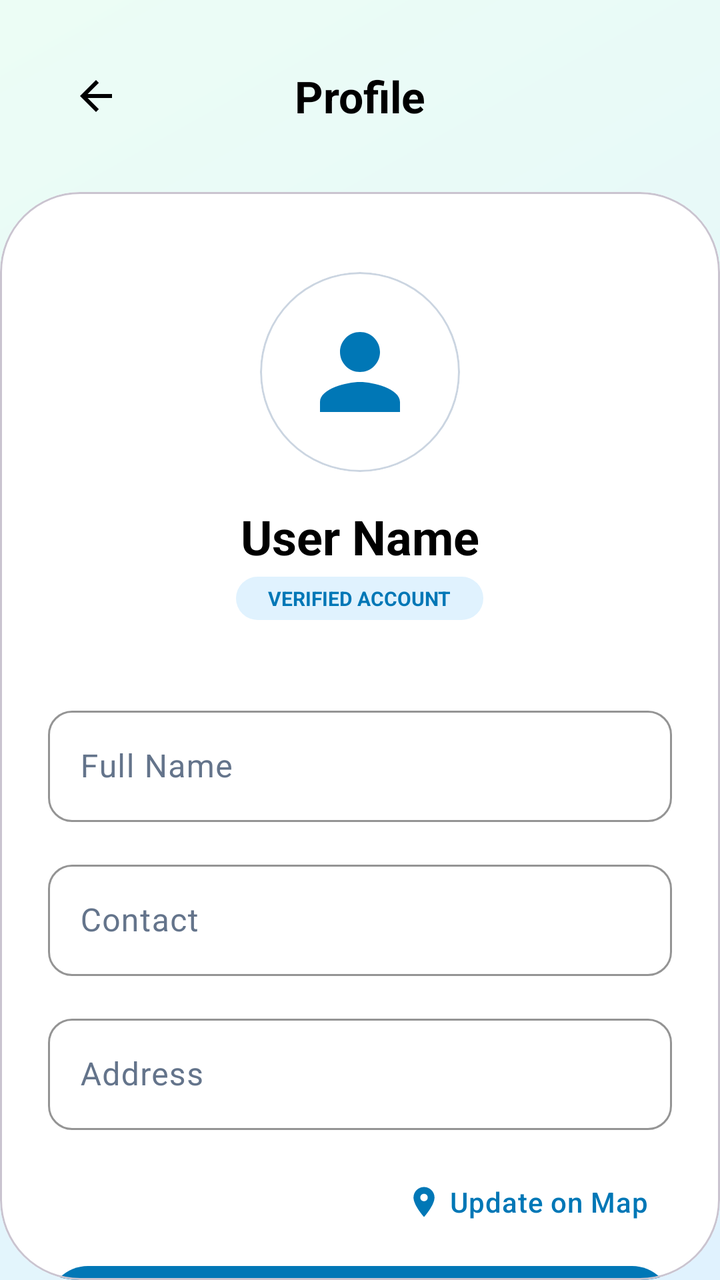
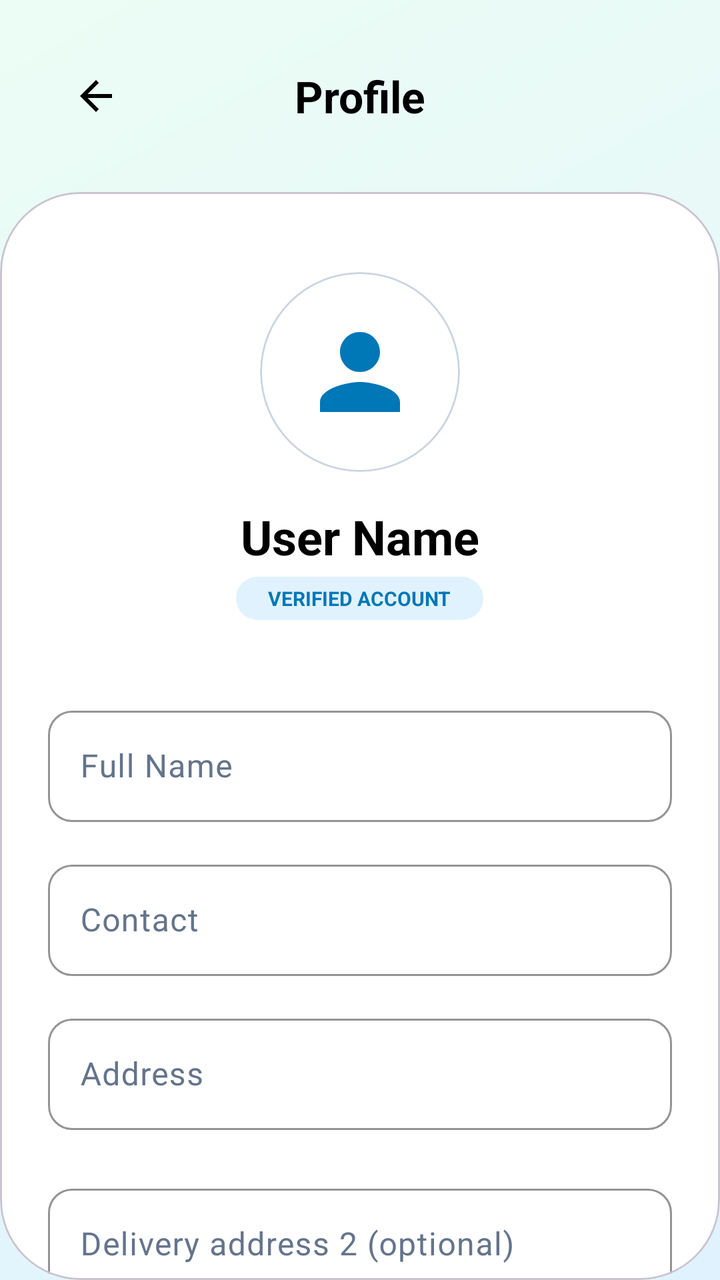

Compare the two renders of this Android layout. The source of the first and the diff that turns it into the second are given below.
<!-- AndroidManifest.xml: application theme Theme.BeAqua -->
<!-- res/layout/activity_user_profile.xml -->
<?xml version="1.0" encoding="utf-8"?>
<androidx.constraintlayout.widget.ConstraintLayout xmlns:android="http://schemas.android.com/apk/res/android"
    xmlns:app="http://schemas.android.com/apk/res-auto"
    android:layout_width="match_parent"
    android:layout_height="match_parent"
    android:background="@drawable/bg_mesh_gradient">

    
    <androidx.constraintlayout.widget.ConstraintLayout
        android:id="@+id/layoutHeaderProfile"
        android:layout_width="match_parent"
        android:layout_height="wrap_content"
        android:padding="24dp"
        app:layout_constraintTop_toTopOf="parent">

        <ImageButton
            android:id="@+id/btnBackProfile"
            android:layout_width="48dp"
            android:layout_height="48dp"
            android:background="?attr/selectableItemBackgroundBorderless"
            android:src="@drawable/ic_back"
            app:layout_constraintStart_toStartOf="parent"
            app:layout_constraintTop_toTopOf="parent"
            app:tint="@color/text_primary" />

        <TextView
            android:layout_width="wrap_content"
            android:layout_height="wrap_content"
            android:text="Profile"
            android:textColor="@color/text_primary"
            android:textSize="22sp"
            android:textStyle="bold"
            app:layout_constraintBottom_toBottomOf="@id/btnBackProfile"
            app:layout_constraintEnd_toEndOf="parent"
            app:layout_constraintStart_toStartOf="parent"
            app:layout_constraintTop_toTopOf="@id/btnBackProfile" />

    </androidx.constraintlayout.widget.ConstraintLayout>

    <com.google.android.material.card.MaterialCardView
        android:layout_width="match_parent"
        android:layout_height="0dp"
        app:cardBackgroundColor="@color/white"
        app:cardCornerRadius="40dp"
        app:cardElevation="0dp"
        app:layout_constraintBottom_toBottomOf="parent"
        app:layout_constraintTop_toBottomOf="@id/layoutHeaderProfile">

        <androidx.core.widget.NestedScrollView
            android:layout_width="match_parent"
            android:layout_height="match_parent"
            android:fillViewport="true"
            android:scrollbars="none">

            <LinearLayout
                android:layout_width="match_parent"
                android:layout_height="wrap_content"
                android:gravity="center_horizontal"
                android:orientation="vertical"
                android:padding="24dp">

                <com.google.android.material.card.MaterialCardView
                    android:id="@+id/cardProfileImage"
                    android:layout_width="100dp"
                    android:layout_height="100dp"
                    android:layout_marginTop="16dp"
                    app:cardCornerRadius="50dp"
                    app:cardElevation="0dp"
                    app:strokeWidth="1dp"
                    app:strokeColor="@color/divider">
                    <ImageView
                        android:layout_width="match_parent"
                        android:layout_height="match_parent"
                        android:padding="20dp"
                        android:src="@drawable/ic_profile"
                        app:tint="@color/primary" />
                </com.google.android.material.card.MaterialCardView>

                <TextView
                    android:id="@+id/tvDisplayUserName"
                    android:layout_width="wrap_content"
                    android:layout_height="wrap_content"
                    android:layout_marginTop="16dp"
                    android:text="User Name"
                    android:textColor="@color/text_primary"
                    android:textSize="24sp"
                    android:textStyle="bold" />

                <TextView
                    android:layout_width="wrap_content"
                    android:layout_height="wrap_content"
                    android:layout_marginTop="4dp"
                    android:background="@drawable/bg_pill_status"
                    android:backgroundTint="@color/sky_blue_light"
                    android:paddingHorizontal="16dp"
                    android:paddingVertical="4dp"
                    android:text="VERIFIED ACCOUNT"
                    android:textColor="@color/primary"
                    android:textSize="10sp"
                    android:textStyle="bold" />

                <LinearLayout
                    android:layout_width="match_parent"
                    android:layout_height="wrap_content"
                    android:layout_marginTop="40dp"
                    android:orientation="vertical">

                    <com.google.android.material.textfield.TextInputLayout
                        style="@style/AppTextInputLayout"
                        android:layout_width="match_parent"
                        android:layout_height="wrap_content"
                        android:layout_marginBottom="16dp"
                        android:hint="Full Name">
                        <com.google.android.material.textfield.TextInputEditText
                            android:id="@+id/etName"
                            android:layout_width="match_parent"
                            android:layout_height="wrap_content"
                            android:inputType="textPersonName" />
                    </com.google.android.material.textfield.TextInputLayout>

                    <com.google.android.material.textfield.TextInputLayout
                        style="@style/AppTextInputLayout"
                        android:layout_width="match_parent"
                        android:layout_height="wrap_content"
                        android:layout_marginBottom="16dp"
                        android:hint="Contact">
                        <com.google.android.material.textfield.TextInputEditText
                            android:id="@+id/etContact"
                            android:layout_width="match_parent"
                            android:layout_height="wrap_content"
                            android:inputType="phone" />
                    </com.google.android.material.textfield.TextInputLayout>

                    <com.google.android.material.textfield.TextInputLayout
                        style="@style/AppTextInputLayout"
                        android:layout_width="match_parent"
                        android:layout_height="wrap_content"
                        android:layout_marginBottom="12dp"
                        android:hint="Address">
                        <com.google.android.material.textfield.TextInputEditText
                            android:id="@+id/etAddress"
                            android:layout_width="match_parent"
                            android:layout_height="wrap_content"
                            android:inputType="textPostalAddress" />
                    </com.google.android.material.textfield.TextInputLayout>

                    <com.google.android.material.button.MaterialButton
                        android:id="@+id/btnSetLocation"
                        style="@style/Widget.Material3.Button.TextButton"
                        android:layout_width="wrap_content"
                        android:layout_height="wrap_content"
                        android:layout_gravity="end"
                        android:text="Update on Map"
                        android:textAllCaps="false"
                        app:icon="@drawable/ic_location_pin" />

                    <com.google.android.material.button.MaterialButton
                        android:id="@+id/btnSavePersonal"
                        android:layout_width="match_parent"
                        android:layout_height="60dp"
                        android:layout_marginTop="8dp"
                        android:text="Update Profile"
                        android:textAllCaps="false"
                        android:textStyle="bold"
                        app:cornerRadius="20dp" />

                    <View
                        android:layout_width="match_parent"
                        android:layout_height="1dp"
                        android:background="@color/divider"
                        android:layout_marginVertical="32dp" />

                    <TextView
                        android:layout_width="wrap_content"
                        android:layout_height="wrap_content"
                        android:text="Account Security"
                        android:textStyle="bold"
                        android:textColor="@color/text_primary"
                        android:layout_marginBottom="16dp" />

                    <com.google.android.material.textfield.TextInputLayout
                        style="@style/AppTextInputLayout"
                        android:layout_width="match_parent"
                        android:layout_height="wrap_content"
                        android:layout_marginBottom="16dp"
                        android:hint="Username"
                        android:enabled="false">
                        <com.google.android.material.textfield.TextInputEditText
                            android:id="@+id/etUsername"
                            android:layout_width="match_parent"
                            android:layout_height="wrap_content" />
                    </com.google.android.material.textfield.TextInputLayout>

                    <com.google.android.material.textfield.TextInputLayout
                        style="@style/AppTextInputLayout"
                        android:layout_width="match_parent"
                        android:layout_height="wrap_content"
                        android:layout_marginBottom="24dp"
                        android:hint="New Password"
                        app:passwordToggleEnabled="true">
                        <com.google.android.material.textfield.TextInputEditText
                            android:id="@+id/etPassword"
                            android:layout_width="match_parent"
                            android:layout_height="wrap_content"
                            android:inputType="textPassword" />
                    </com.google.android.material.textfield.TextInputLayout>

                    <com.google.android.material.button.MaterialButton
                        android:id="@+id/btnSaveAccount"
                        style="@style/Widget.Material3.Button.TonalButton"
                        android:layout_width="match_parent"
                        android:layout_height="60dp"
                        android:text="Update Password"
                        android:textAllCaps="false"
                        app:cornerRadius="20dp" />

                    <com.google.android.material.button.MaterialButton
                        android:id="@+id/btnLogout"
                        style="@style/Widget.Material3.Button.TextButton"
                        android:layout_width="match_parent"
                        android:layout_height="60dp"
                        android:layout_marginTop="16dp"
                        android:text="Sign Out"
                        android:textAllCaps="false"
                        android:textColor="@color/error"
                        app:cornerRadius="20dp" />

                </LinearLayout>

                
                <View android:id="@+id/profileHeaderBg" android:layout_width="0dp" android:layout_height="0dp" android:visibility="gone" app:layout_constraintTop_toTopOf="parent" app:layout_constraintStart_toStartOf="parent"/>

            </LinearLayout>
        </androidx.core.widget.NestedScrollView>
    </com.google.android.material.card.MaterialCardView>

</androidx.constraintlayout.widget.ConstraintLayout>
<!-- resources referenced by this layout -->
<resources>
  <color name="divider">#CBD5E1</color>
  <color name="error">#E11D48</color>
  <color name="primary">#0077B6</color>
  <color name="sky_blue_light">#E0F2FE</color>
  <color name="text_primary">#000000</color>
  <color name="white">#FFFFFF</color>
  <!-- drawable bg_mesh_gradient (drawable) -->
  <?xml version="1.0" encoding="utf-8"?>
  <shape xmlns:android="http://schemas.android.com/apk/res/android"
      android:shape="rectangle">
      <gradient
          android:angle="135"
          android:endColor="@color/mint_soft"
          android:startColor="@color/sky_blue_light"
          android:type="linear" />
  </shape>
  <!-- drawable bg_pill_status (drawable) -->
  <?xml version="1.0" encoding="utf-8"?>
  <shape xmlns:android="http://schemas.android.com/apk/res/android"
      android:shape="rectangle">
      <corners android:radius="100dp" />
      <solid android:color="@color/gray_light" />
  </shape>
  <!-- drawable ic_back (drawable) -->
  <vector xmlns:android="http://schemas.android.com/apk/res/android"
      android:width="24dp"
      android:height="24dp"
      android:viewportWidth="24"
      android:viewportHeight="24">
    <path
        android:fillColor="#FF000000"
        android:pathData="M20,11H7.83l5.59,-5.59L12,4l-8,8 8,8 1.41,-1.41L7.83,13H20v-2z"/>
  </vector>
  <!-- drawable ic_location_pin (drawable) -->
  <vector xmlns:android="http://schemas.android.com/apk/res/android"
      android:width="24dp"
      android:height="24dp"
      android:viewportWidth="24"
      android:viewportHeight="24">
    <path
        android:fillColor="#FF0000"
        android:pathData="M12,2C8.13,2 5,5.13 5,9c0,5.25 7,13 7,13s7,-7.75 7,-13c0,-3.87 -3.13,-7 -7,-7zM12,11.5c-1.38,0 -2.5,-1.12 -2.5,-2.5s1.12,-2.5 2.5,-2.5 2.5,1.12 2.5,2.5 -1.12,2.5 -2.5,2.5z"/>
  </vector>
  <!-- drawable ic_profile (drawable) -->
  <vector xmlns:android="http://schemas.android.com/apk/res/android"
      android:width="24dp"
      android:height="24dp"
      android:viewportWidth="24"
      android:viewportHeight="24">
      <path
          android:fillColor="#FF000000"
          android:pathData="M12,12c2.21,0 4,-1.79 4,-4s-1.79,-4 -4,-4 -4,1.79 -4,4 1.79,4 4,4zM12,14c-2.67,0 -8,1.34 -8,4v2h16v-2c0,-2.66 -5.33,-4 -8,-4z"/>
  </vector>
  <style name="AppTextInputLayout" parent="Widget.Material3.TextInputLayout.OutlinedBox">
          <item name="boxCornerRadiusTopStart">12dp</item>
          <item name="boxCornerRadiusTopEnd">12dp</item>
          <item name="boxCornerRadiusBottomStart">12dp</item>
          <item name="boxCornerRadiusBottomEnd">12dp</item>
          <item name="boxStrokeColor">@color/primary</item>
          <item name="hintTextColor">@color/text_secondary</item>
          <item name="android:textColorHint">@color/text_hint</item>
          <item name="boxBackgroundColor">@color/white</item>
      </style>
  <style name="Theme.BeAqua" parent="Base.Theme.BeAqua" />
  <color name="mint_soft">#ECFDF5</color>
  <color name="gray_light">#F1F5F9</color>
  <color name="text_secondary">#334155</color>
  <color name="text_hint">#64748B</color>
  <color name="secondary">#0096C7</color>
  <color name="accent">#48CAE4</color>
  <color name="background">#F8FAFC</color>
  <style name="AppEditText" parent="Widget.AppCompat.EditText">
          <item name="android:textColor">@color/black</item>
          <item name="android:textColorHint">@color/text_hint</item>
      </style>
  <style name="AppButton" parent="Widget.Material3.Button">
          <item name="android:insetTop">0dp</item>
          <item name="android:insetBottom">0dp</item>
          <item name="android:textAllCaps">false</item>
          <item name="android:letterSpacing">0.02</item>
          <item name="android:paddingTop">12dp</item>
          <item name="android:paddingBottom">12dp</item>
          <item name="cornerRadius">12dp</item>
          <item name="backgroundTint">@color/primary</item>
          <item name="android:textColor">@color/white</item>
      </style>
  <color name="black">#000000</color>
  <!-- unchanged entries left out for length: 1 -->
</resources>

<!-- the commit's change to res/layout/activity_user_profile.xml (unified diff, before → after) -->
@@ -143,6 +143,21 @@
                             android:layout_height="wrap_content"
                             android:inputType="textPostalAddress" />
                     </com.google.android.material.textfield.TextInputLayout>
+                    <com.google.android.material.textfield.TextInputLayout
+                        style="@style/AppTextInputLayout"
+                        android:layout_width="match_parent"
+                        android:layout_height="wrap_content"
+                        android:layout_marginTop="12dp"
+                        android:hint="Delivery address 2 (optional)"
+                        app:helperText="Unit, floor, house number, road, or landmark">
+                        <com.google.android.material.textfield.TextInputEditText
+                            android:id="@+id/etAddressLine2"
+                            android:layout_width="match_parent"
+                            android:layout_height="wrap_content"
+                            android:inputType="textPostalAddress|textCapSentences"
+                            android:maxLength="200"
+                            android:textColor="@color/text_primary" />
+                    </com.google.android.material.textfield.TextInputLayout>
 
                     <com.google.android.material.button.MaterialButton
                         android:id="@+id/btnSetLocation"
